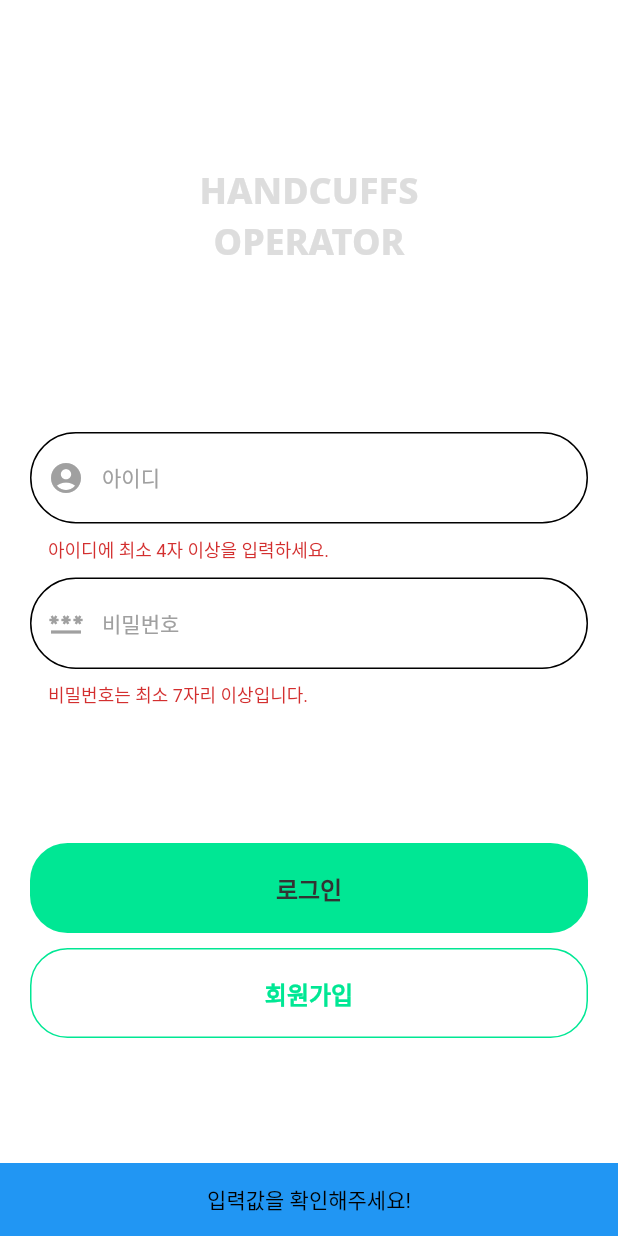
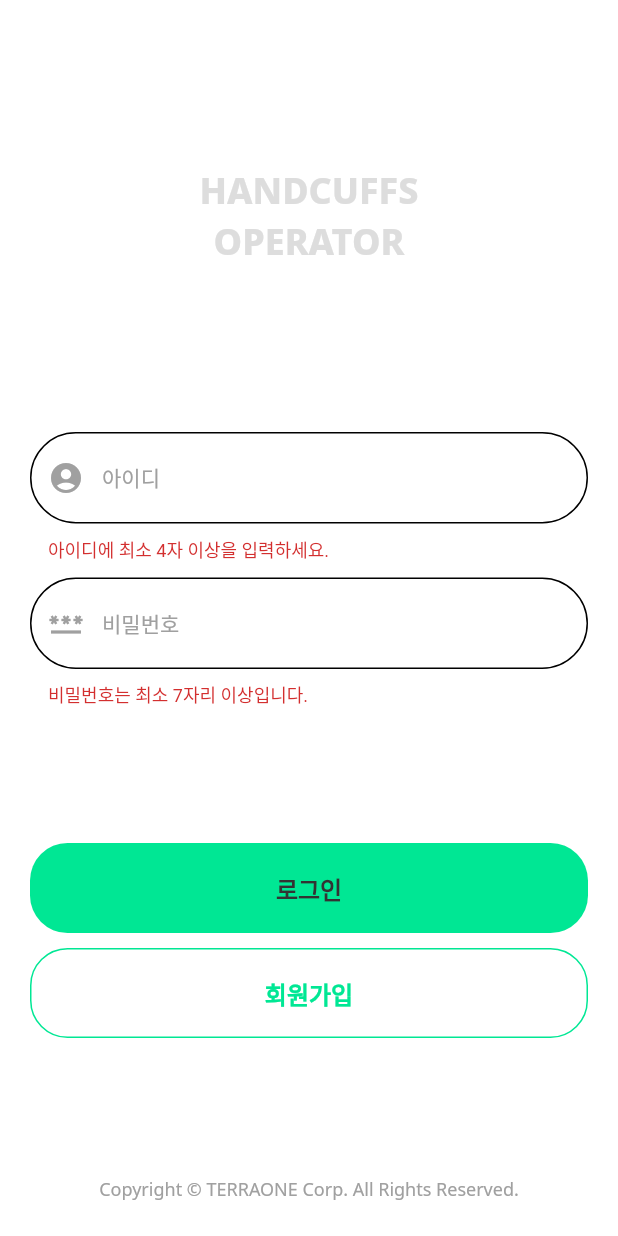
Before and after one commit to JohnRyoo/handcuff_police, a Flutter app: the screen it shows after launch, after a tap on "로그인", on a phone screen of 412 x 824 dp. Run offline on Flutter 3.47's test engine with Material 2 defaults, Android fonts, the phone set to English and light mode, and no system bars; our stand-ins replace fluttertoast, geolocator, google_fonts, google_maps_flutter, wakelock; missing offline and left inert: mqtt_client.

Commit message:
입력값 오류 시 스낵바 메시지 삭제

```diff
--- a/lib/screens/login.dart
+++ b/lib/screens/login.dart
@@ -250,17 +250,17 @@ class _LoginScreenState extends State<LoginScreen> {
                               }),
                             );
                           } else {
-                            ScaffoldMessenger.of(context)
-                                .showSnackBar(const SnackBar(
-                              content: Text(
-                                '입력값을 확인해주세요!',
-                                textAlign: TextAlign.center,
-                                style: TextStyle(
-                                  color: Colors.black,
-                                ),
-                              ),
-                              backgroundColor: Colors.blue,
-                            ));
+                            // ScaffoldMessenger.of(context)
+                            //     .showSnackBar(const SnackBar(
+                            //   content: Text(
+                            //     '입력값을 확인해주세요!',
+                            //     textAlign: TextAlign.center,
+                            //     style: TextStyle(
+                            //       color: Colors.black,
+                            //     ),
+                            //   ),
+                            //   backgroundColor: Colors.blue,
+                            // ));
                           }
                         },
                         child: Container(
```
